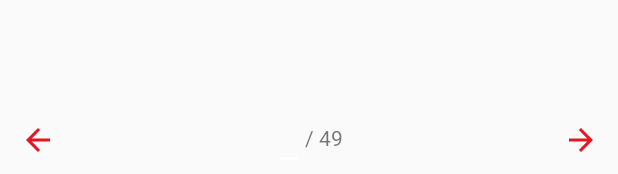
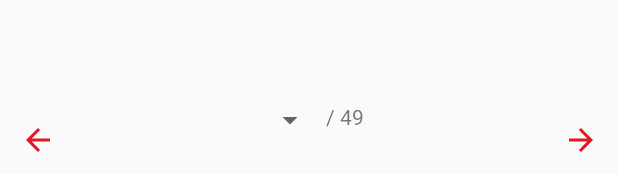
Before and after one commit to KevynBct/MobiApps_Pokemon, an Android app: the layout activity_main.xml on its own in the app's theme, with its tools: preview values and no code run, on a phone screen of 412 x 824 dp. Shown: the part 1059-1233 px from the top of the screen. Run offline under Robolectric (Android 15) with nearby library versions, the phone set to English and light mode, and no system bars.

```diff
--- a/app/src/main/res/layout/activity_main.xml
+++ b/app/src/main/res/layout/activity_main.xml
@@ -37,12 +37,10 @@
                 android:layout_height="wrap_content"
                 android:layout_width="wrap_content"/>
 
-        <EditText
+        <Spinner
+                android:id="@+id/page_spinner"
                 android:layout_width="wrap_content"
-                android:layout_height="wrap_content"
-                android:maxLength="2"
-                android:id="@+id/editPageCounter"
-                android:inputType="number"/>
+                android:layout_height="wrap_content" />
 
 
         <TextView
```
Also changed, not shown: app/src/main/java/adykb/android/mobiapps/MainActivity.kt (+33 -35 lines).
